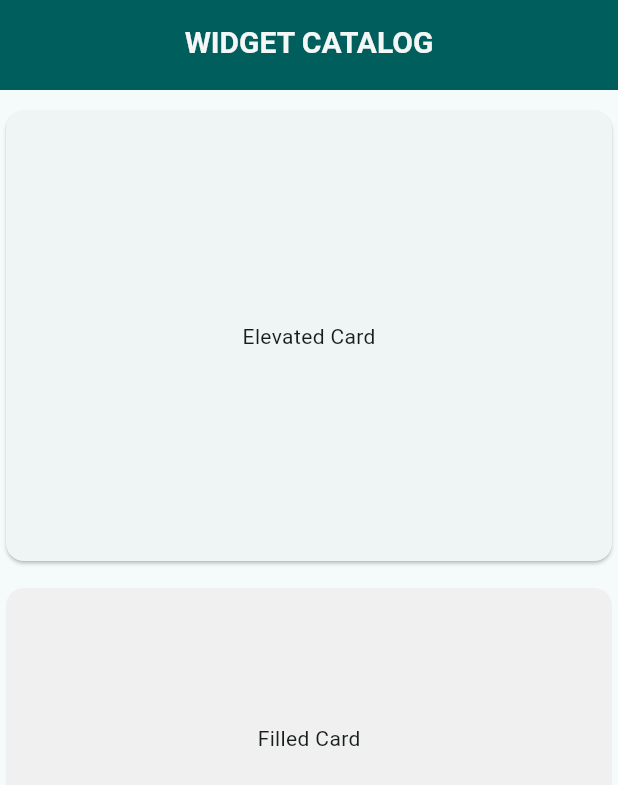
After one commit to anathkalla/widget_catalog_flutter, a Flutter app: the ContainmentWidgets screen opened by its route, on a phone screen of 412 x 824 dp. The commit adds this screen. Shown: the top 785 px of the screen. Run offline on Flutter 3.47's test engine with Material 2 defaults, Android fonts, the phone set to English and light mode, and no system bars; our stand-ins replace go_router; Roboto replaces fonts that are missing (Kanit).

Commit message:
Add Cards widget

```diff
--- a/lib/router/routes/route_config.dart
+++ b/lib/router/routes/route_config.dart
@@ -1,5 +1,6 @@
 import 'package:flutter/material.dart';
 import 'package:go_router/go_router.dart';
+import 'package:widget_catalog_flutter/screens/containment_screen.dart';
 import 'package:widget_catalog_flutter/screens/inputs_screen.dart';
 
 import '../../screens/buttons_screen.dart';
@@ -31,6 +32,13 @@ class AppRouter {
           return const MaterialPage(child: InputsScreen());
         },
       ),
+      GoRoute(
+        path: '/containment',
+        name: RouteConstants.containmentScreen,
+        pageBuilder: (context, state) {
+          return const MaterialPage(child: ContainmentWidgets());
+        },
+      ),
     ],
     errorPageBuilder: (context, state) {
       return const MaterialPage(child: PageNotFound());
--- a/lib/router/routes/routes_constants.dart
+++ b/lib/router/routes/routes_constants.dart
@@ -2,4 +2,5 @@ class RouteConstants {
   static const String homeScreen = 'home';
   static const String buttonsScreen = 'buttons';
   static const String inputsScreen = 'inputs';
+  static const String containmentScreen = 'containment';
 }
--- /dev/null
+++ b/lib/screens/containment_screen.dart
@@ -0,0 +1,33 @@
+import 'package:flutter/material.dart';
+import '../widgets/Sizing/sized_box.dart';
+import '../widgets/Containment/AppBar/app_bar.dart';
+import '../global/global.dart';
+import '../widgets/Containment/Cards/elevated_card.dart';
+import '../widgets/Containment/Cards/filled_card.dart';
+
+class ContainmentWidgets extends StatelessWidget {
+  const ContainmentWidgets({super.key});
+
+  @override
+  Widget build(BuildContext context) {
+    const double sizedBoxHeight = 10;
+    return Scaffold(
+      appBar: const CsAppBar(title: Stringof.appTitle),
+      body: ListView(
+        children: const [
+          CsSizedBox(
+            height: sizedBoxHeight,
+          ),
+          CsElevatedCard(),
+          CsSizedBox(
+            height: sizedBoxHeight,
+          ),
+          CsFilledCard(),
+          CsSizedBox(
+            height: sizedBoxHeight,
+          ),
+        ],
+      ),
+    );
+  }
+}
--- a/lib/screens/inputs_screen.dart
+++ b/lib/screens/inputs_screen.dart
@@ -52,10 +52,12 @@ class InputsScreen extends StatelessWidget {
             mainAxisAlignment: MainAxisAlignment.center,
             children: [CsSlider(), Text(Stringof.wSlider)],
           ),
-          CsFilterChip()
+          CsFilterChip(),
         ],
       ),
     );
   }
 }
+
+
 // https://api.flutter.dev/flutter/material/FilterChip-class.html
--- /dev/null
+++ b/lib/widgets/Containment/Cards/elevated_card.dart
@@ -0,0 +1,25 @@
+import 'package:flutter/material.dart';
+
+class CsElevatedCard extends StatelessWidget {
+  final double cardHeight;
+  final double cardWidth;
+  final Widget childWidget;
+
+  const CsElevatedCard({
+    super.key,
+    this.cardHeight = 300,
+    this.cardWidth = 100,
+    this.childWidget = const Center(child: Text('Elevated Card')),
+  });
+
+  @override
+  Widget build(BuildContext context) {
+    return Card(
+      child: SizedBox(
+        width: cardWidth,
+        height: cardHeight,
+        child: childWidget,
+      ),
+    );
+  }
+}
--- /dev/null
+++ b/lib/widgets/Containment/Cards/filled_card.dart
@@ -0,0 +1,31 @@
+import 'package:flutter/material.dart';
+import '../../../global/global.dart';
+
+class CsFilledCard extends StatelessWidget {
+  final double cardHeight;
+  final double cardWidth;
+  final double cardElevation;
+  final Color cardColor;
+  final Widget cardChild;
+
+  const CsFilledCard(
+      {super.key,
+      this.cardElevation = 0,
+      this.cardColor = Colorof.secondaryLightColor,
+      this.cardChild = const Center(child: Text('Filled Card')),
+      this.cardHeight = 200,
+      this.cardWidth = 300});
+
+  @override
+  Widget build(BuildContext context) {
+    return Card(
+      elevation: cardElevation,
+      color: cardColor,
+      child: SizedBox(
+        width: cardWidth,
+        height: cardHeight,
+        child: cardChild,
+      ),
+    );
+  }
+}
--- /dev/null
+++ b/lib/widgets/Containment/Cards/outlined_card.dart
@@ -0,0 +1,41 @@
+import 'package:flutter/material.dart';
+import '../../../global/global.dart';
+
+class CsFilledCard extends StatelessWidget {
+  final double cardHeight;
+  final double cardWidth;
+  final double cardElevation;
+  final Color cardColor;
+  final Color cardBorderColor;
+  final Widget cardChild;
+  final double cardBorderRadius;
+
+  const CsFilledCard(
+      {super.key,
+      this.cardElevation = 0,
+      this.cardColor = Colorof.secondaryLightColor,
+      this.cardChild = const Center(child: Text('Outlined Card')),
+      this.cardHeight = 100,
+      this.cardWidth = 300,
+      this.cardBorderColor = Colorof.primaryColor,
+      this.cardBorderRadius = 12});
+
+  @override
+  Widget build(BuildContext context) {
+    return Card(
+      elevation: cardElevation,
+      shape: RoundedRectangleBorder(
+        side: BorderSide(
+          color: cardBorderColor,
+        ),
+        borderRadius: BorderRadius.all(Radius.circular(cardBorderRadius)),
+      ),
+      color: cardColor,
+      child: SizedBox(
+        width: cardWidth,
+        height: cardHeight,
+        child: cardChild,
+      ),
+    );
+  }
+}
```
